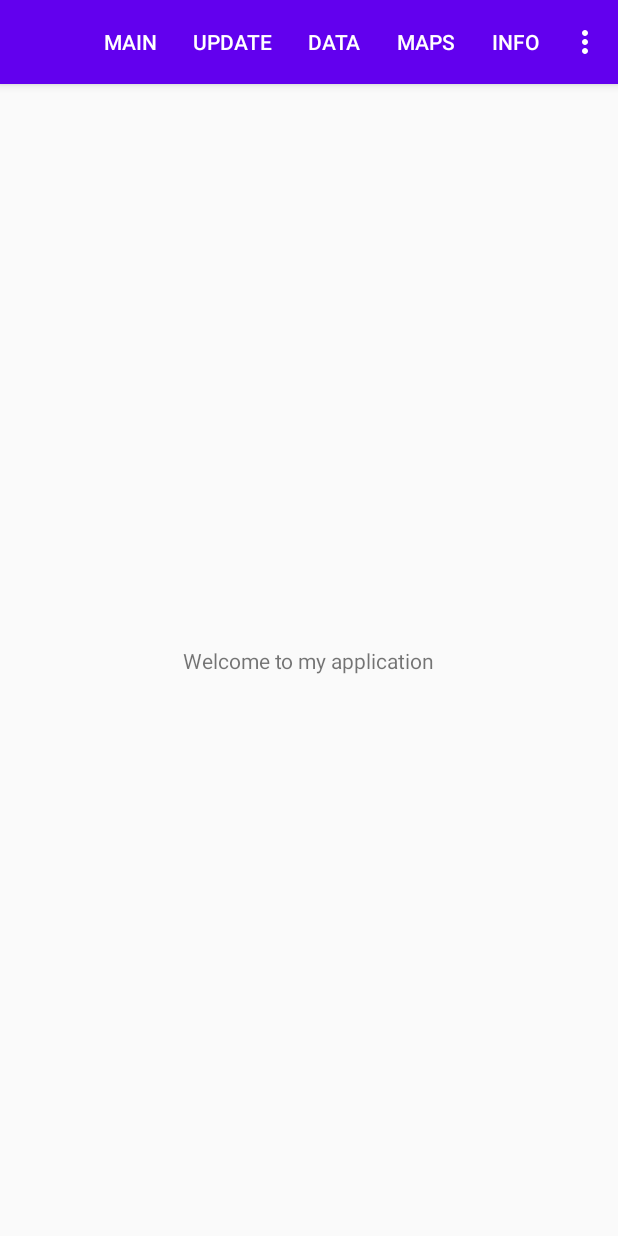
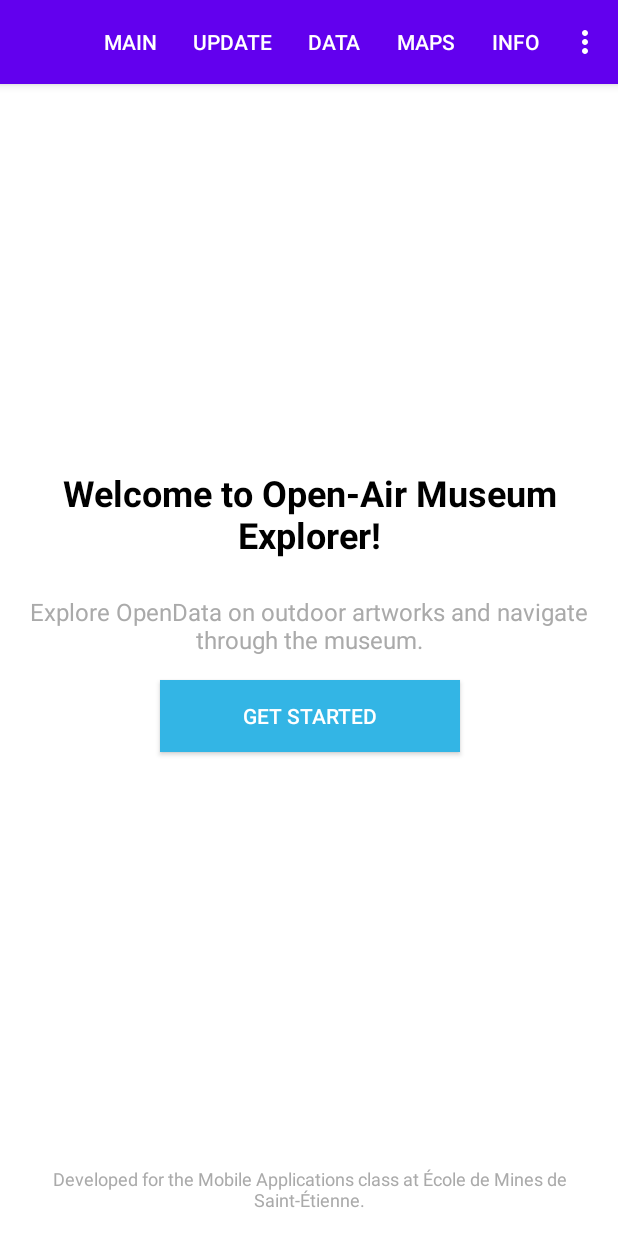
Before and after one commit to Balbinoo/Projet_Kotlin_Mobile, an Android app: the screen it shows after launch (MainActivity), on a phone screen of 412 x 824 dp. Run offline under Robolectric (Android 15) with nearby library versions, the phone set to English and light mode, and no system bars.

Commit message:
Better presentation

```diff
--- a/app/src/main/java/com/ismin/android/Main_Fragment_presentation.kt
+++ b/app/src/main/java/com/ismin/android/Main_Fragment_presentation.kt
@@ -1,23 +1,39 @@
 package com.ismin.android
+
+import android.content.Context
 import android.os.Bundle
 import android.view.LayoutInflater
 import android.view.View
 import android.view.ViewGroup
+import android.widget.Button
 import android.widget.TextView
 import androidx.fragment.app.Fragment
 
 class Main_Fragment_presentation : Fragment() {
 
     private var texte: TextView? = null
+    private var listener: OnStartButtonClickListener? = null
+
+    override fun onAttach(context: Context) {
+        super.onAttach(context)
+        if (context is OnStartButtonClickListener) {
+            listener = context
+        } else {
+            throw RuntimeException("$context must implement OnStartButtonClickListener")
+        }
+    }
 
     override fun onCreateView(
         inflater: LayoutInflater,
         container: ViewGroup?,
         savedInstanceState: Bundle?
     ): View? {
+        val rootView = inflater.inflate(R.layout.main_fragment_presentation, container, false)
 
-        val rootView = inflater.inflate(R.layout.main_fragment_presentation,container,false)
-        //texte = rootView.findViewById(R.id.welcome_texte)
+        val startButton: Button = rootView.findViewById(R.id.start_button)
+        startButton.setOnClickListener {
+            listener?.onStartButtonClicked()
+        }
 
         return rootView
     }
@@ -27,12 +43,15 @@ class Main_Fragment_presentation : Fragment() {
         // Clear the text in the TextView before the view is destroyed
         texte?.text = ""
         texte = null // Prevent memory leaks
-    // Cleanup resources or listeners if any
+        // Cleanup resources or listeners if any
     }
 
     override fun onDetach() {
         super.onDetach()
-        // Additional cleanup if necessary
+        listener = null
     }
 
+    interface OnStartButtonClickListener {
+        fun onStartButtonClicked()
+    }
 }
--- a/app/src/main/res/layout/main_fragment_presentation.xml
+++ b/app/src/main/res/layout/main_fragment_presentation.xml
@@ -1,17 +1,72 @@
 <?xml version="1.0" encoding="utf-8"?>
-<androidx.constraintlayout.widget.ConstraintLayout xmlns:android="http://schemas.android.com/apk/res/android"
+<androidx.constraintlayout.widget.ConstraintLayout
+    xmlns:android="http://schemas.android.com/apk/res/android"
     xmlns:app="http://schemas.android.com/apk/res-auto"
     xmlns:tools="http://schemas.android.com/tools"
     android:layout_width="match_parent"
-    android:layout_height="match_parent">
+    android:layout_height="match_parent"
+    android:background="@android:color/white">
+
+    <!-- Welcome Message -->
+
+    <!-- Description -->
 
     <TextView
-        android:id="@+id/welcome_texte"
-        android:layout_width="wrap_content"
+        android:id="@+id/welcome_text"
+        android:layout_width="0dp"
         android:layout_height="wrap_content"
-        android:text="Welcome to my application"
-        app:layout_constraintBottom_toBottomOf="parent"
+        android:layout_marginTop="256dp"
+        android:text="Welcome to Open-Air Museum Explorer!"
+        android:textAlignment="center"
+        android:textColor="@android:color/black"
+        android:textSize="24sp"
+        android:textStyle="bold"
         app:layout_constraintEnd_toEndOf="parent"
+        app:layout_constraintHorizontal_bias="0.0"
         app:layout_constraintStart_toStartOf="parent"
         app:layout_constraintTop_toTopOf="parent" />
+
+    <TextView
+        android:id="@+id/description_text"
+        android:layout_width="0dp"
+        android:layout_height="wrap_content"
+        android:layout_marginTop="24dp"
+        android:text="Explore OpenData on outdoor artworks and navigate through the museum."
+        android:textAlignment="center"
+        android:textColor="@android:color/darker_gray"
+        android:textSize="16sp"
+        app:layout_constraintEnd_toEndOf="parent"
+        app:layout_constraintHorizontal_bias="0.0"
+        app:layout_constraintStart_toStartOf="parent"
+        app:layout_constraintTop_toBottomOf="@id/welcome_text" />
+
+    <Button
+        android:id="@+id/start_button"
+        android:layout_width="200dp"
+        android:layout_height="wrap_content"
+        android:layout_marginTop="16dp"
+        android:background="@android:color/holo_blue_light"
+        android:text="Get Started"
+        android:textColor="@android:color/white"
+        app:layout_constraintEnd_toEndOf="parent"
+        app:layout_constraintHorizontal_bias="0.502"
+        app:layout_constraintStart_toStartOf="parent"
+        app:layout_constraintTop_toBottomOf="@id/description_text" />
+
+    <!-- Call-to-Action Button -->
+
+    <!-- Footer Information -->
+    <TextView
+        android:id="@+id/footer_text"
+        android:layout_width="0dp"
+        android:layout_height="wrap_content"
+        android:text="Developed for the Mobile Applications class at École de Mines de Saint-Étienne."
+        android:textSize="12sp"
+        android:textColor="@android:color/darker_gray"
+        android:textAlignment="center"
+        android:layout_marginBottom="16dp"
+        app:layout_constraintBottom_toBottomOf="parent"
+        app:layout_constraintStart_toStartOf="parent"
+        app:layout_constraintEnd_toEndOf="parent" />
+
 </androidx.constraintlayout.widget.ConstraintLayout>
```
